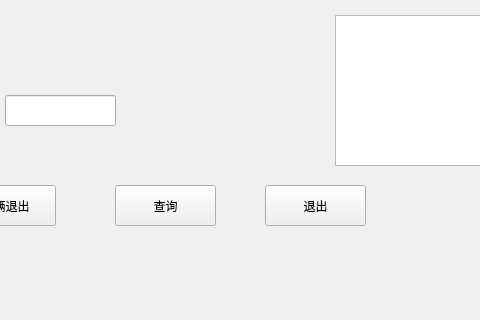
Above: mainwindow.ui from Trisenna/QT- before the change; both pictures show x 325 to 805 and y 375 to 695 of the 982 by 695 pixel window. Below: the same form after it.
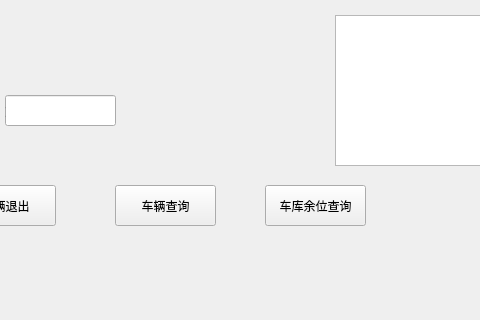
That is the form after the change.

The edit to the form file:
```diff
--- a/mainwindow.ui
+++ b/mainwindow.ui
@@ -53,7 +53,7 @@
      </rect>
     </property>
     <property name="text">
-     <string>查询</string>
+     <string>车辆查询</string>
     </property>
    </widget>
    <widget class="QListWidget" name="listWidget">
@@ -133,7 +133,7 @@
      </rect>
     </property>
     <property name="text">
-     <string>退出</string>
+     <string>车库余位查询</string>
     </property>
    </widget>
    <widget class="QLabel" name="inputlabel">
```
